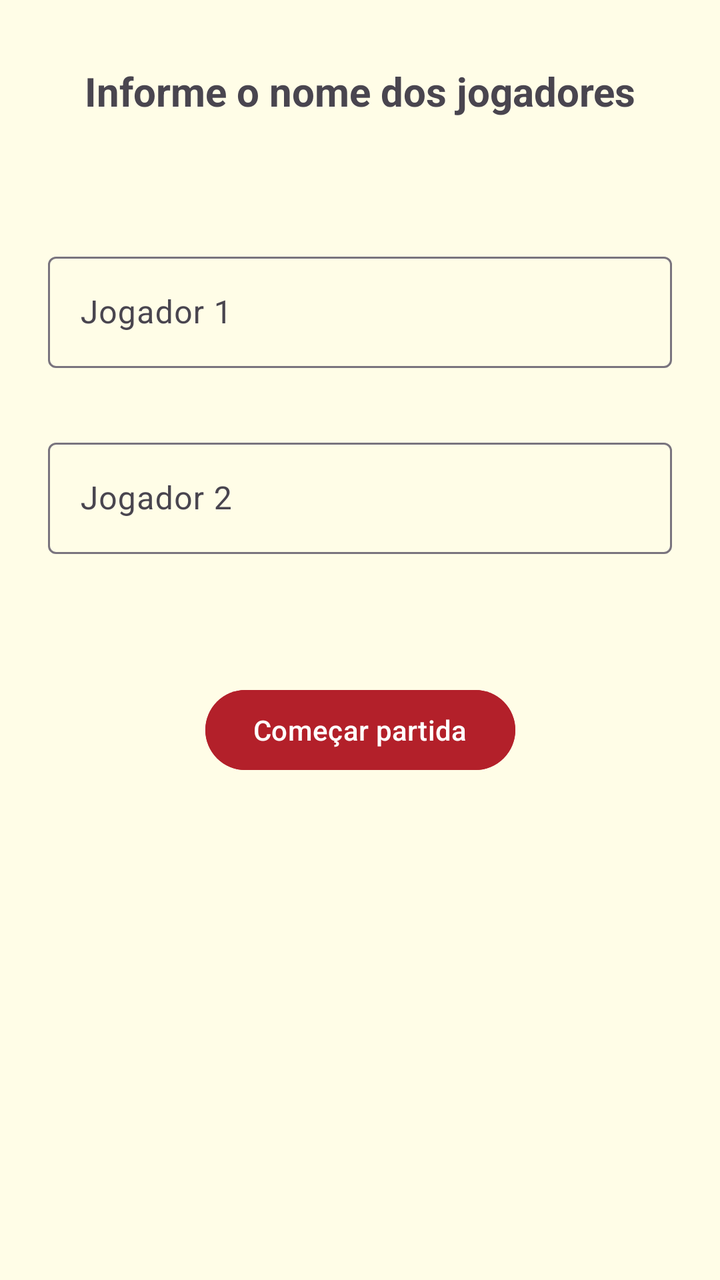
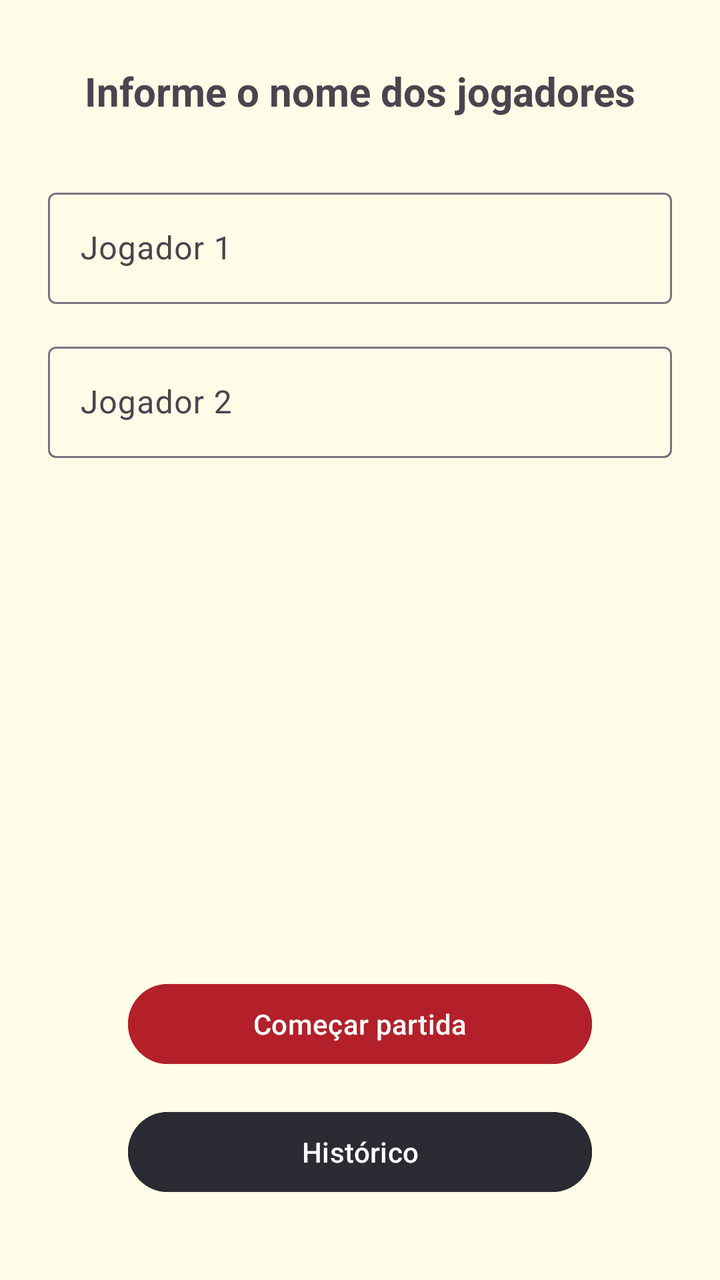

Before-and-after screenshots of an Android layout around one commit, followed by the original layout XML and the change that was made.
<!-- AndroidManifest.xml: application theme Theme.Truco -->
<!-- res/layout/activity_setup.xml -->
<?xml version="1.0" encoding="utf-8"?>
<androidx.constraintlayout.widget.ConstraintLayout xmlns:android="http://schemas.android.com/apk/res/android"
    xmlns:app="http://schemas.android.com/apk/res-auto"
    xmlns:tools="http://schemas.android.com/tools"
    android:id="@+id/main"
    android:layout_width="match_parent"
    android:layout_height="match_parent"
    android:background="#FFFDE7"
    tools:context=".SetupActivity">

    <TextView
        android:id="@+id/textView"
        android:layout_width="wrap_content"
        android:layout_height="wrap_content"
        android:layout_marginTop="32dp"
        android:text="Informe o nome dos jogadores"
        android:textSize="20sp"
        android:textStyle="bold"
        app:layout_constraintEnd_toEndOf="parent"
        app:layout_constraintStart_toStartOf="parent"
        app:layout_constraintTop_toTopOf="parent" />

    <com.google.android.material.textfield.TextInputLayout
        android:id="@+id/textInputLayout"
        android:layout_width="0dp"
        android:layout_height="wrap_content"
        android:layout_marginStart="24dp"
        android:layout_marginTop="64dp"
        android:layout_marginEnd="24dp"
        app:layout_constraintEnd_toEndOf="parent"
        app:layout_constraintStart_toStartOf="parent"
        app:layout_constraintTop_toBottomOf="@+id/textView">

        <com.google.android.material.textfield.TextInputEditText
            android:id="@+id/jogadorUmTxt"
            android:layout_width="match_parent"
            android:layout_height="wrap_content"
            android:hint="Jogador 1" />
    </com.google.android.material.textfield.TextInputLayout>

    <com.google.android.material.textfield.TextInputLayout
        android:id="@+id/jogadorDoisTxt"
        android:layout_width="0dp"
        android:layout_height="wrap_content"
        android:layout_marginStart="24dp"
        android:layout_marginTop="32dp"
        android:layout_marginEnd="24dp"
        app:layout_constraintEnd_toEndOf="parent"
        app:layout_constraintStart_toStartOf="parent"
        app:layout_constraintTop_toBottomOf="@+id/textInputLayout">

        <com.google.android.material.textfield.TextInputEditText
            android:layout_width="match_parent"
            android:layout_height="wrap_content"
            android:hint="Jogador 2" />
    </com.google.android.material.textfield.TextInputLayout>

    <Button
        android:id="@+id/button"
        android:layout_width="wrap_content"
        android:layout_height="wrap_content"
        android:layout_marginTop="64dp"
        android:backgroundTint="#B3202A"
        android:text="Começar partida"
        app:layout_constraintEnd_toEndOf="parent"
        app:layout_constraintStart_toStartOf="parent"
        app:layout_constraintTop_toBottomOf="@+id/jogadorDoisTxt" />
</androidx.constraintlayout.widget.ConstraintLayout>
<!-- resources referenced by this layout -->
<resources>
  <style name="Theme.Truco" parent="Base.Theme.Truco" />
  <style name="Base.Theme.Truco" parent="Theme.Material3.DayNight.NoActionBar">
          
          
      </style>
</resources>

<!-- the commit's change to res/layout/activity_setup.xml (unified diff, before → after) -->
@@ -1,68 +1,100 @@
 <?xml version="1.0" encoding="utf-8"?>
-<androidx.constraintlayout.widget.ConstraintLayout xmlns:android="http://schemas.android.com/apk/res/android"
+<ScrollView xmlns:android="http://schemas.android.com/apk/res/android"
     xmlns:app="http://schemas.android.com/apk/res-auto"
     xmlns:tools="http://schemas.android.com/tools"
     android:id="@+id/main"
     android:layout_width="match_parent"
     android:layout_height="match_parent"
     android:background="#FFFDE7"
+    android:clipToPadding="false"
+    android:fillViewport="true"
     tools:context=".SetupActivity">
 
-    <TextView
-        android:id="@+id/textView"
-        android:layout_width="wrap_content"
+    <androidx.constraintlayout.widget.ConstraintLayout
+        android:layout_width="match_parent"
         android:layout_height="wrap_content"
-        android:layout_marginTop="32dp"
-        android:text="Informe o nome dos jogadores"
-        android:textSize="20sp"
-        android:textStyle="bold"
-        app:layout_constraintEnd_toEndOf="parent"
-        app:layout_constraintStart_toStartOf="parent"
-        app:layout_constraintTop_toTopOf="parent" />
+        android:paddingBottom="24dp">
 
-    <com.google.android.material.textfield.TextInputLayout
-        android:id="@+id/textInputLayout"
-        android:layout_width="0dp"
-        android:layout_height="wrap_content"
-        android:layout_marginStart="24dp"
-        android:layout_marginTop="64dp"
-        android:layout_marginEnd="24dp"
-        app:layout_constraintEnd_toEndOf="parent"
-        app:layout_constraintStart_toStartOf="parent"
-        app:layout_constraintTop_toBottomOf="@+id/textView">
+        <TextView
+            android:id="@+id/textView"
+            android:layout_width="wrap_content"
+            android:layout_height="wrap_content"
+            android:layout_marginTop="32dp"
+            android:text="@string/titulo_setup"
+            android:textSize="20sp"
+            android:textStyle="bold"
+            app:layout_constraintEnd_toEndOf="parent"
+            app:layout_constraintStart_toStartOf="parent"
+            app:layout_constraintTop_toTopOf="parent" />
 
-        <com.google.android.material.textfield.TextInputEditText
-            android:id="@+id/jogadorUmTxt"
-            android:layout_width="match_parent"
+        <com.google.android.material.textfield.TextInputLayout
+            android:id="@+id/tiJ1"
+            android:layout_width="0dp"
             android:layout_height="wrap_content"
-            android:hint="Jogador 1" />
-    </com.google.android.material.textfield.TextInputLayout>
+            android:layout_marginStart="24dp"
+            android:layout_marginTop="32dp"
+            android:layout_marginEnd="24dp"
+            app:layout_constraintEnd_toEndOf="parent"
+            app:layout_constraintStart_toStartOf="parent"
+            app:layout_constraintTop_toBottomOf="@+id/textView">
 
-    <com.google.android.material.textfield.TextInputLayout
-        android:id="@+id/jogadorDoisTxt"
-        android:layout_width="0dp"
-        android:layout_height="wrap_content"
-        android:layout_marginStart="24dp"
-        android:layout_marginTop="32dp"
-        android:layout_marginEnd="24dp"
-        app:layout_constraintEnd_toEndOf="parent"
-        app:layout_constraintStart_toStartOf="parent"
-        app:layout_constraintTop_toBottomOf="@+id/textInputLayout">
+            <com.google.android.material.textfield.TextInputEditText
+                android:id="@+id/jogadorUmTxt"
+                android:layout_width="match_parent"
+                android:layout_height="wrap_content"
+                android:hint="@string/label_jogador_1" />
+        </com.google.android.material.textfield.TextInputLayout>
 
-        <com.google.android.material.textfield.TextInputEditText
-            android:layout_width="match_parent"
+        <com.google.android.material.textfield.TextInputLayout
+            android:id="@+id/tiJ2"
+            android:layout_width="0dp"
             android:layout_height="wrap_content"
-            android:hint="Jogador 2" />
-    </com.google.android.material.textfield.TextInputLayout>
+            android:layout_marginStart="24dp"
+            android:layout_marginTop="16dp"
+            android:layout_marginEnd="24dp"
+            app:layout_constraintEnd_toEndOf="parent"
+            app:layout_constraintStart_toStartOf="parent"
+            app:layout_constraintTop_toBottomOf="@+id/tiJ1">
 
-    <Button
-        android:id="@+id/button"
-        android:layout_width="wrap_content"
-        android:layout_height="wrap_content"
-        android:layout_marginTop="64dp"
-        android:backgroundTint="#B3202A"
-        android:text="Começar partida"
-        app:layout_constraintEnd_toEndOf="parent"
-        app:layout_constraintStart_toStartOf="parent"
-        app:layout_constraintTop_toBottomOf="@+id/jogadorDoisTxt" />
-</androidx.constraintlayout.widget.ConstraintLayout>
+            <com.google.android.material.textfield.TextInputEditText
+                android:id="@+id/jogadorDoisTxt"
+                android:layout_width="match_parent"
+                android:layout_height="wrap_content"
+                android:hint="@string/label_jogador_2" />
+        </com.google.android.material.textfield.TextInputLayout>
+
+        <Button
+            android:id="@+id/btnComecar"
+            android:layout_width="0dp"
+            android:layout_height="wrap_content"
+            android:layout_marginStart="64dp"
+            android:layout_marginTop="32dp"
+            android:layout_marginEnd="64dp"
+            android:backgroundTint="#B3202A"
+            android:onClick="btnComecar"
+            android:text="@string/btn_comecar_partida"
+            app:layout_constraintEnd_toEndOf="parent"
+            app:layout_constraintStart_toStartOf="parent"
+            app:layout_constraintTop_toBottomOf="@+id/tiJ2"
+            app:layout_constraintBottom_toTopOf="@+id/btnHistoricoGeral"
+            app:layout_constraintVertical_chainStyle="packed"
+            app:layout_constraintVertical_bias="1.0"/>
+
+        <Button
+            android:id="@+id/btnHistoricoGeral"
+            android:layout_width="0dp"
+            android:layout_height="wrap_content"
+            android:layout_marginStart="64dp"
+            android:layout_marginTop="16dp"
+            android:layout_marginEnd="64dp"
+            android:layout_marginBottom="16dp"
+            android:backgroundTint="#2B2B33"
+            android:onClick="btnHistoricoGeral"
+            android:text="@string/btn_historico"
+            app:layout_constraintBottom_toBottomOf="parent"
+            app:layout_constraintEnd_toEndOf="parent"
+            app:layout_constraintStart_toStartOf="parent"
+            app:layout_constraintTop_toBottomOf="@+id/btnComecar" />
+
+    </androidx.constraintlayout.widget.ConstraintLayout>
+</ScrollView>
<!-- resource entries referenced after the edit -->
@@ -1,5 +1,10 @@
 <!-- resources referenced by this layout -->
 <resources>
+  <string name="btn_comecar_partida">Começar partida</string>
+  <string name="btn_historico">Histórico</string>
+  <string name="label_jogador_1">Jogador 1</string>
+  <string name="label_jogador_2">Jogador 2</string>
+  <string name="titulo_setup">Informe o nome dos jogadores</string>
   <style name="Theme.Truco" parent="Base.Theme.Truco" />
   <style name="Base.Theme.Truco" parent="Theme.Material3.DayNight.NoActionBar">
           
